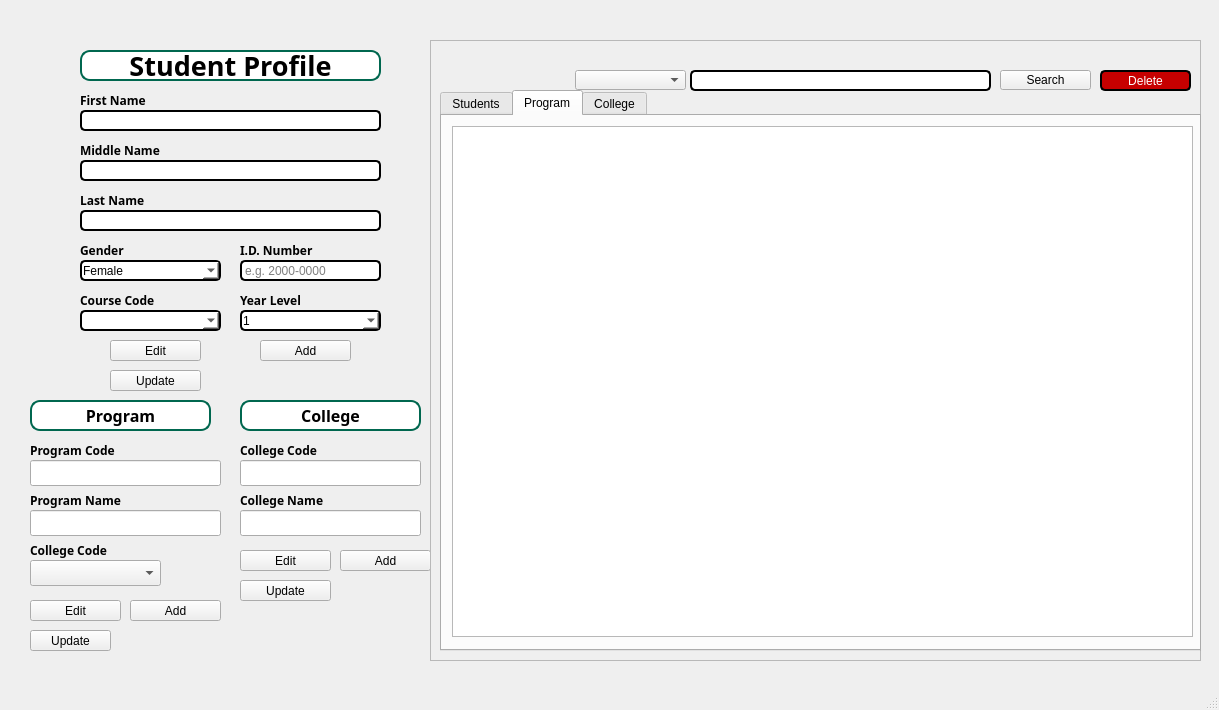
The window that mainwindow.ui (Kris2103/CCC151-SSIS) describes before a commit, drawn with Qt 5.
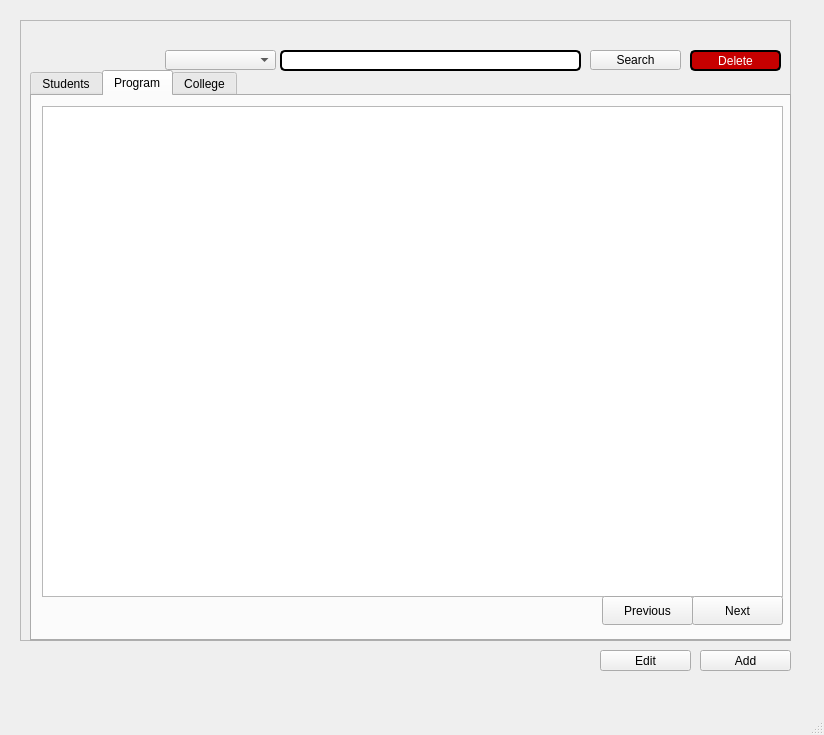
The same window after the commit.

The edit to the form file:
```diff
--- a/mainwindow.ui
+++ b/mainwindow.ui
@@ -6,400 +6,19 @@
    <rect>
     <x>0</x>
     <y>0</y>
-    <width>1219</width>
-    <height>710</height>
+    <width>824</width>
+    <height>735</height>
    </rect>
   </property>
   <property name="windowTitle">
    <string>MainWindow</string>
   </property>
   <widget class="QWidget" name="centralwidget">
-   <widget class="QPushButton" name="EditProg">
-    <property name="geometry">
-     <rect>
-      <x>30</x>
-      <y>600</y>
-      <width>91</width>
-      <height>21</height>
-     </rect>
-    </property>
-    <property name="minimumSize">
-     <size>
-      <width>91</width>
-      <height>20</height>
-     </size>
-    </property>
-    <property name="styleSheet">
-     <string notr="true">QPushButton {
-    background-color: #00674F;
-    color: white;
-    border: 2px solid #000000;
-    border-radius: 5px;
-     padding: 1px;
-    box-shadow: 0 0 10px rgba(0, 0, 0, 0.5);
-    color: white; 
-}
-
-/ Hover effect for the button */
-QPushButton:hover {
-    background-color: #944E63;
-    border: 2px solid #944E63;
-}</string>
-    </property>
-    <property name="text">
-     <string>Edit</string>
-    </property>
-   </widget>
-   <widget class="QComboBox" name="Genderline">
-    <property name="geometry">
-     <rect>
-      <x>80</x>
-      <y>260</y>
-      <width>141</width>
-      <height>21</height>
-     </rect>
-    </property>
-    <property name="minimumSize">
-     <size>
-      <width>141</width>
-      <height>21</height>
-     </size>
-    </property>
-    <property name="styleSheet">
-     <string notr="true">background-color: white;
-	border: 2px solid #000000;
-	border-radius: 5px;
-	padding: 1px;
-	box-shadow: 0 0 10px rgba(0,0,05);</string>
-    </property>
-    <item>
-     <property name="text">
-      <string>Female</string>
-     </property>
-    </item>
-    <item>
-     <property name="text">
-      <string>Male</string>
-     </property>
-    </item>
-   </widget>
-   <widget class="QPushButton" name="AddProgram_2">
-    <property name="geometry">
-     <rect>
-      <x>130</x>
-      <y>600</y>
-      <width>91</width>
-      <height>21</height>
-     </rect>
-    </property>
-    <property name="minimumSize">
-     <size>
-      <width>91</width>
-      <height>20</height>
-     </size>
-    </property>
-    <property name="styleSheet">
-     <string notr="true">QPushButton {
-    background-color: #00674F;
-    color: white;
-    border: 2px solid #000000;
-    border-radius: 5px;
-     padding: 1px;
-    box-shadow: 0 0 10px rgba(0, 0, 0, 0.5);
-    color: white; 
-}
-
-/ Hover effect for the button */
-QPushButton:hover {
-    background-color: #944E63;
-    border: 2px solid #944E63;
-}</string>
-    </property>
-    <property name="text">
-     <string>Add</string>
-    </property>
-   </widget>
-   <widget class="QLabel" name="AddCollege">
-    <property name="geometry">
-     <rect>
-      <x>240</x>
-      <y>400</y>
-      <width>181</width>
-      <height>31</height>
-     </rect>
-    </property>
-    <property name="font">
-     <font>
-      <family>Rockwell</family>
-      <pointsize>12</pointsize>
-      <bold>true</bold>
-     </font>
-    </property>
-    <property name="styleSheet">
-     <string notr="true">background-color: white;
-    border: 2px solid #00674F;
-    border-radius: 10px;
-    padding: 1px;
-    box-shadow: 0 0 10px rgba(0, 0, 0, 0.5);
-    color: black;</string>
-    </property>
-    <property name="text">
-     <string>College</string>
-    </property>
-    <property name="alignment">
-     <set>Qt::AlignmentFlag::AlignCenter</set>
-    </property>
-   </widget>
-   <widget class="QLineEdit" name="CollegeNameLine">
-    <property name="geometry">
-     <rect>
-      <x>240</x>
-      <y>510</y>
-      <width>181</width>
-      <height>26</height>
-     </rect>
-    </property>
-   </widget>
-   <widget class="QLineEdit" name="ProgramName_2">
-    <property name="geometry">
-     <rect>
-      <x>30</x>
-      <y>510</y>
-      <width>191</width>
-      <height>26</height>
-     </rect>
-    </property>
-   </widget>
-   <widget class="QLabel" name="ProgramName">
-    <property name="geometry">
-     <rect>
-      <x>30</x>
-      <y>490</y>
-      <width>121</width>
-      <height>20</height>
-     </rect>
-    </property>
-    <property name="font">
-     <font>
-      <family>Rockwell</family>
-      <italic>false</italic>
-      <bold>true</bold>
-     </font>
-    </property>
-    <property name="text">
-     <string>Program Name</string>
-    </property>
-   </widget>
-   <widget class="QLineEdit" name="Lastnameline">
-    <property name="geometry">
-     <rect>
-      <x>80</x>
-      <y>210</y>
-      <width>301</width>
-      <height>21</height>
-     </rect>
-    </property>
-    <property name="minimumSize">
-     <size>
-      <width>301</width>
-      <height>21</height>
-     </size>
-    </property>
-    <property name="styleSheet">
-     <string notr="true">background-color: white;
-	border: 2px solid #000000;
-	border-radius: 5px;
-	padding: 1px;
-	box-shadow: 0 0 10px rgba(0,0,05);</string>
-    </property>
-   </widget>
-   <widget class="QLabel" name="AddProgram">
-    <property name="geometry">
-     <rect>
-      <x>30</x>
-      <y>400</y>
-      <width>181</width>
-      <height>31</height>
-     </rect>
-    </property>
-    <property name="font">
-     <font>
-      <family>Rockwell</family>
-      <pointsize>12</pointsize>
-      <bold>true</bold>
-     </font>
-    </property>
-    <property name="styleSheet">
-     <string notr="true">background-color: white;
-    border: 2px solid #00674F;
-    border-radius: 10px;
-    padding: 1px;
-    box-shadow: 0 0 10px rgba(0, 0, 0, 0.5);
-    color: black;</string>
-    </property>
-    <property name="text">
-     <string>Program</string>
-    </property>
-    <property name="alignment">
-     <set>Qt::AlignmentFlag::AlignCenter</set>
-    </property>
-   </widget>
-   <widget class="QLabel" name="Gender">
-    <property name="geometry">
-     <rect>
-      <x>80</x>
-      <y>240</y>
-      <width>141</width>
-      <height>20</height>
-     </rect>
-    </property>
-    <property name="font">
-     <font>
-      <family>Rockwell</family>
-      <bold>true</bold>
-     </font>
-    </property>
-    <property name="text">
-     <string>Gender</string>
-    </property>
-   </widget>
-   <widget class="QPushButton" name="SaveStudent">
-    <property name="geometry">
-     <rect>
-      <x>110</x>
-      <y>370</y>
-      <width>91</width>
-      <height>21</height>
-     </rect>
-    </property>
-    <property name="styleSheet">
-     <string notr="true">
-QPushButton:hover {
-    background-color: #808080;
-    border: 2px solid #2980b9;
-}</string>
-    </property>
-    <property name="text">
-     <string>Update</string>
-    </property>
-   </widget>
-   <widget class="QLabel" name="FirstName">
-    <property name="geometry">
-     <rect>
-      <x>80</x>
-      <y>90</y>
-      <width>181</width>
-      <height>20</height>
-     </rect>
-    </property>
-    <property name="font">
-     <font>
-      <family>Rockwell</family>
-      <italic>false</italic>
-      <bold>true</bold>
-     </font>
-    </property>
-    <property name="text">
-     <string>First Name</string>
-    </property>
-   </widget>
-   <widget class="QPushButton" name="EditCollege">
-    <property name="geometry">
-     <rect>
-      <x>240</x>
-      <y>550</y>
-      <width>91</width>
-      <height>21</height>
-     </rect>
-    </property>
-    <property name="minimumSize">
-     <size>
-      <width>91</width>
-      <height>20</height>
-     </size>
-    </property>
-    <property name="styleSheet">
-     <string notr="true">QPushButton {
-    background-color: #00674F;
-    color: white;
-    border: 2px solid #000000;
-    border-radius: 5px;
-     padding: 1px;
-    box-shadow: 0 0 10px rgba(0, 0, 0, 0.5);
-    color: white; 
-}
-
-/ Hover effect for the button */
-QPushButton:hover {
-    background-color: #944E63;
-    border: 2px solid #944E63;
-}</string>
-    </property>
-    <property name="text">
-     <string>Edit</string>
-    </property>
-   </widget>
-   <widget class="QPushButton" name="AddCollege_2">
-    <property name="geometry">
-     <rect>
-      <x>340</x>
-      <y>550</y>
-      <width>91</width>
-      <height>21</height>
-     </rect>
-    </property>
-    <property name="minimumSize">
-     <size>
-      <width>91</width>
-      <height>20</height>
-     </size>
-    </property>
-    <property name="styleSheet">
-     <string notr="true">QPushButton {
-    background-color: #00674F;
-    color: white;
-    border: 2px solid #000000;
-    border-radius: 5px;
-     padding: 1px;
-    box-shadow: 0 0 10px rgba(0, 0, 0, 0.5);
-    color: white; 
-}
-
-/ Hover effect for the button */
-QPushButton:hover {
-    background-color: #944E63;
-    border: 2px solid #944E63;
-}</string>
-    </property>
-    <property name="text">
-     <string>Add</string>
-    </property>
-   </widget>
-   <widget class="QLabel" name="ProgramCode">
-    <property name="geometry">
-     <rect>
-      <x>30</x>
-      <y>440</y>
-      <width>111</width>
-      <height>20</height>
-     </rect>
-    </property>
-    <property name="font">
-     <font>
-      <family>Rockwell</family>
-      <italic>false</italic>
-      <bold>true</bold>
-     </font>
-    </property>
-    <property name="text">
-     <string>Program Code</string>
-    </property>
-   </widget>
    <widget class="QFrame" name="frame">
     <property name="geometry">
      <rect>
-      <x>430</x>
-      <y>40</y>
+      <x>20</x>
+      <y>20</y>
       <width>771</width>
       <height>621</height>
      </rect>
@@ -475,7 +94,7 @@
        <x>10</x>
        <y>50</y>
        <width>761</width>
-       <height>561</height>
+       <height>571</height>
       </rect>
      </property>
      <property name="styleSheet">
@@ -509,10 +128,36 @@
          <x>10</x>
          <y>10</y>
          <width>741</width>
-         <height>511</height>
+         <height>491</height>
         </rect>
        </property>
       </widget>
+      <widget class="QPushButton" name="btnNextProgram">
+       <property name="geometry">
+        <rect>
+         <x>660</x>
+         <y>500</y>
+         <width>91</width>
+         <height>29</height>
+        </rect>
+       </property>
+       <property name="text">
+        <string>Next</string>
+       </property>
+      </widget>
+      <widget class="QPushButton" name="btnPrevProgram">
+       <property name="geometry">
+        <rect>
+         <x>570</x>
+         <y>500</y>
+         <width>91</width>
+         <height>29</height>
+        </rect>
+       </property>
+       <property name="text">
+        <string>Previous</string>
+       </property>
+      </widget>
      </widget>
      <widget class="QWidget" name="tab_2">
       <attribute name="title">
@@ -566,31 +211,11 @@
      </property>
     </widget>
    </widget>
-   <widget class="QLabel" name="FirstName_5">
+   <widget class="QPushButton" name="Add">
     <property name="geometry">
      <rect>
-      <x>240</x>
-      <y>440</y>
-      <width>111</width>
-      <height>20</height>
-     </rect>
-    </property>
-    <property name="font">
-     <font>
-      <family>Rockwell</family>
-      <italic>false</italic>
-      <bold>true</bold>
-     </font>
-    </property>
-    <property name="text">
-     <string>College Code</string>
-    </property>
-   </widget>
-   <widget class="QPushButton" name="AddStudent">
-    <property name="geometry">
-     <rect>
-      <x>260</x>
-      <y>340</y>
+      <x>700</x>
+      <y>650</y>
       <width>91</width>
       <height>21</height>
      </rect>
@@ -622,236 +247,11 @@
      <string>Add</string>
     </property>
    </widget>
-   <widget class="QComboBox" name="Yearlevelline">
+   <widget class="QPushButton" name="Edit">
     <property name="geometry">
      <rect>
-      <x>240</x>
-      <y>310</y>
-      <width>141</width>
-      <height>21</height>
-     </rect>
-    </property>
-    <property name="minimumSize">
-     <size>
-      <width>141</width>
-      <height>21</height>
-     </size>
-    </property>
-    <property name="styleSheet">
-     <string notr="true">background-color: white;
-	border: 2px solid #000000;
-	border-radius: 5px;
-	padding: 1px;
-	box-shadow: 0 0 10px rgba(0,0,05);</string>
-    </property>
-    <item>
-     <property name="text">
-      <string>1</string>
-     </property>
-    </item>
-    <item>
-     <property name="text">
-      <string>2</string>
-     </property>
-    </item>
-    <item>
-     <property name="text">
-      <string>3</string>
-     </property>
-    </item>
-    <item>
-     <property name="text">
-      <string>4</string>
-     </property>
-    </item>
-   </widget>
-   <widget class="QLabel" name="CollegeCode">
-    <property name="geometry">
-     <rect>
-      <x>30</x>
-      <y>540</y>
-      <width>111</width>
-      <height>20</height>
-     </rect>
-    </property>
-    <property name="font">
-     <font>
-      <family>Rockwell</family>
-      <italic>false</italic>
-      <bold>true</bold>
-     </font>
-    </property>
-    <property name="text">
-     <string>College Code</string>
-    </property>
-   </widget>
-   <widget class="QLineEdit" name="Firstnameline">
-    <property name="geometry">
-     <rect>
-      <x>80</x>
-      <y>110</y>
-      <width>301</width>
-      <height>21</height>
-     </rect>
-    </property>
-    <property name="minimumSize">
-     <size>
-      <width>301</width>
-      <height>21</height>
-     </size>
-    </property>
-    <property name="styleSheet">
-     <string notr="true">background-color: white;
-	border: 2px solid #000000;
-	border-radius: 5px;
-	padding: 1px;
-	box-shadow: 0 0 10px rgba(0,0,05);</string>
-    </property>
-   </widget>
-   <widget class="QLineEdit" name="Middlenameline">
-    <property name="geometry">
-     <rect>
-      <x>80</x>
-      <y>160</y>
-      <width>301</width>
-      <height>21</height>
-     </rect>
-    </property>
-    <property name="minimumSize">
-     <size>
-      <width>301</width>
-      <height>21</height>
-     </size>
-    </property>
-    <property name="styleSheet">
-     <string notr="true">background-color: white;
-	border: 2px solid #000000;
-	border-radius: 5px;
-	padding: 1px;
-	box-shadow: 0 0 10px rgba(0,0,05);</string>
-    </property>
-   </widget>
-   <widget class="QLabel" name="StudentProfile">
-    <property name="geometry">
-     <rect>
-      <x>80</x>
-      <y>50</y>
-      <width>301</width>
-      <height>31</height>
-     </rect>
-    </property>
-    <property name="font">
-     <font>
-      <family>Rockwell</family>
-      <pointsize>20</pointsize>
-      <bold>true</bold>
-     </font>
-    </property>
-    <property name="styleSheet">
-     <string notr="true">background-color: white;
-    border: 2px solid #00674F;
-    border-radius: 10px;
-    padding: 1px;
-    box-shadow: 0 0 10px rgba(0, 0, 0, 0.5);
-    color: black;</string>
-    </property>
-    <property name="text">
-     <string>Student Profile</string>
-    </property>
-    <property name="alignment">
-     <set>Qt::AlignmentFlag::AlignCenter</set>
-    </property>
-   </widget>
-   <widget class="QLineEdit" name="IDline">
-    <property name="geometry">
-     <rect>
-      <x>240</x>
-      <y>260</y>
-      <width>141</width>
-      <height>21</height>
-     </rect>
-    </property>
-    <property name="minimumSize">
-     <size>
-      <width>141</width>
-      <height>21</height>
-     </size>
-    </property>
-    <property name="styleSheet">
-     <string notr="true">background-color: white;
-	border: 2px solid #000000;
-	border-radius: 5px;
-	padding: 1px;
-	box-shadow: 0 0 10px rgba(0,0,05);</string>
-    </property>
-    <property name="placeholderText">
-     <string>e.g. 2000-0000</string>
-    </property>
-   </widget>
-   <widget class="QLabel" name="MiddleName">
-    <property name="geometry">
-     <rect>
-      <x>80</x>
-      <y>140</y>
-      <width>181</width>
-      <height>20</height>
-     </rect>
-    </property>
-    <property name="font">
-     <font>
-      <family>Rockwell</family>
-      <italic>false</italic>
-      <bold>true</bold>
-     </font>
-    </property>
-    <property name="text">
-     <string>Middle Name</string>
-    </property>
-   </widget>
-   <widget class="QPushButton" name="SaveCollege">
-    <property name="geometry">
-     <rect>
-      <x>240</x>
-      <y>580</y>
-      <width>91</width>
-      <height>21</height>
-     </rect>
-    </property>
-    <property name="styleSheet">
-     <string notr="true">
-QPushButton:hover {
-    background-color: #808080;
-    border: 2px solid #2980b9;
-}</string>
-    </property>
-    <property name="text">
-     <string>Update</string>
-    </property>
-   </widget>
-   <widget class="QLabel" name="CourseCode">
-    <property name="geometry">
-     <rect>
-      <x>80</x>
-      <y>290</y>
-      <width>141</width>
-      <height>20</height>
-     </rect>
-    </property>
-    <property name="font">
-     <font>
-      <family>Rockwell</family>
-      <bold>true</bold>
-     </font>
-    </property>
-    <property name="text">
-     <string>Course Code</string>
-    </property>
-   </widget>
-   <widget class="QPushButton" name="EditStudent">
-    <property name="geometry">
-     <rect>
-      <x>110</x>
-      <y>340</y>
+      <x>600</x>
+      <y>650</y>
       <width>91</width>
       <height>21</height>
      </rect>
@@ -883,156 +283,6 @@
      <string>Edit</string>
     </property>
    </widget>
-   <widget class="QLineEdit" name="ProgramCode_2">
-    <property name="geometry">
-     <rect>
-      <x>30</x>
-      <y>460</y>
-      <width>191</width>
-      <height>26</height>
-     </rect>
-    </property>
-   </widget>
-   <widget class="QComboBox" name="CourseComboBox">
-    <property name="geometry">
-     <rect>
-      <x>80</x>
-      <y>310</y>
-      <width>141</width>
-      <height>21</height>
-     </rect>
-    </property>
-    <property name="minimumSize">
-     <size>
-      <width>141</width>
-      <height>21</height>
-     </size>
-    </property>
-    <property name="styleSheet">
-     <string notr="true">background-color: white;
-	border: 2px solid #000000;
-	border-radius: 5px;
-	padding: 1px;
-	box-shadow: 0 0 10px rgba(0,0,05);</string>
-    </property>
-   </widget>
-   <widget class="QPushButton" name="SaveProg">
-    <property name="geometry">
-     <rect>
-      <x>30</x>
-      <y>630</y>
-      <width>81</width>
-      <height>21</height>
-     </rect>
-    </property>
-    <property name="styleSheet">
-     <string notr="true">
-QPushButton:hover {
-    background-color: #808080;
-    border: 2px solid #2980b9;
-}</string>
-    </property>
-    <property name="text">
-     <string>Update</string>
-    </property>
-   </widget>
-   <widget class="QLabel" name="FirstName_6">
-    <property name="geometry">
-     <rect>
-      <x>240</x>
-      <y>490</y>
-      <width>111</width>
-      <height>20</height>
-     </rect>
-    </property>
-    <property name="font">
-     <font>
-      <family>Rockwell</family>
-      <italic>false</italic>
-      <bold>true</bold>
-     </font>
-    </property>
-    <property name="text">
-     <string>College Name</string>
-    </property>
-   </widget>
-   <widget class="QComboBox" name="CollegeCodeCombbox">
-    <property name="geometry">
-     <rect>
-      <x>30</x>
-      <y>560</y>
-      <width>131</width>
-      <height>26</height>
-     </rect>
-    </property>
-   </widget>
-   <widget class="QLabel" name="YearLevel">
-    <property name="geometry">
-     <rect>
-      <x>240</x>
-      <y>290</y>
-      <width>141</width>
-      <height>20</height>
-     </rect>
-    </property>
-    <property name="font">
-     <font>
-      <family>Rockwell</family>
-      <bold>true</bold>
-     </font>
-    </property>
-    <property name="text">
-     <string>Year Level</string>
-    </property>
-   </widget>
-   <widget class="QLabel" name="LastName">
-    <property name="geometry">
-     <rect>
-      <x>80</x>
-      <y>190</y>
-      <width>181</width>
-      <height>20</height>
-     </rect>
-    </property>
-    <property name="font">
-     <font>
-      <family>Rockwell</family>
-      <bold>true</bold>
-     </font>
-    </property>
-    <property name="text">
-     <string>Last Name</string>
-    </property>
-   </widget>
-   <widget class="QLineEdit" name="CollegeCodeLine">
-    <property name="geometry">
-     <rect>
-      <x>240</x>
-      <y>460</y>
-      <width>181</width>
-      <height>26</height>
-     </rect>
-    </property>
-   </widget>
-   <widget class="QLabel" name="IDnumber">
-    <property name="geometry">
-     <rect>
-      <x>240</x>
-      <y>240</y>
-      <width>141</width>
-      <height>20</height>
-     </rect>
-    </property>
-    <property name="font">
-     <font>
-      <family>Rockwell</family>
-      <bold>true</bold>
-     </font>
-    </property>
-    <property name="text">
-     <string>I.D. Number</string>
-    </property>
-   </widget>
   </widget>
   <widget class="QMenuBar" name="menubar">
    <property name="geometry">
```
Left out of the diff: 58 changed lines with no effect on the pictures.
